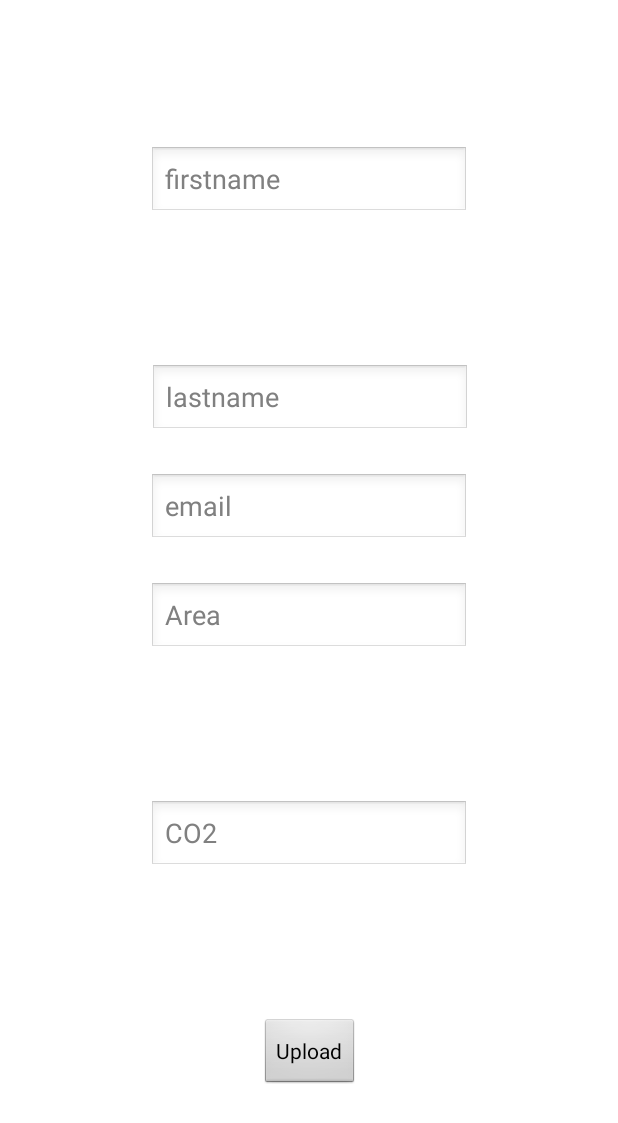
After one commit to jryzkns/VerdeFoodChallenge, an Android app: the layout activity_user_profile.xml on its own in the app's theme, with its tools: preview values and no code run, on a phone screen of 412 x 824 dp. The commit adds this screen. Shown: the top 1123 px of the screen. Run offline under Robolectric (Android 15) with nearby library versions, the phone set to English and light mode, and no system bars.

```diff
--- a/app/build.gradle
+++ b/app/build.gradle
@@ -22,7 +22,11 @@ dependencies {
     implementation fileTree(include: ['*.jar'], dir: 'libs')
     implementation 'com.android.support:appcompat-v7:27.1.1'
     implementation 'com.android.support.constraint:constraint-layout:1.1.3'
+    implementation 'com.google.firebase:firebase-database:11.8.0'
+    implementation 'com.google.firebase:firebase-auth:11.6.0'
     testImplementation 'junit:junit:4.12'
     androidTestImplementation 'com.android.support.test:runner:1.0.2'
     androidTestImplementation 'com.android.support.test.espresso:espresso-core:3.0.2'
 }
+
+apply plugin: 'com.google.gms.google-services'
--- /dev/null
+++ b/app/src/main/res/layout/activity_user_profile.xml
@@ -0,0 +1,86 @@
+<?xml version="1.0" encoding="utf-8"?>
+<android.support.constraint.ConstraintLayout xmlns:android="http://schemas.android.com/apk/res/android"
+    xmlns:app="http://schemas.android.com/apk/res-auto"
+    xmlns:tools="http://schemas.android.com/tools"
+    android:layout_width="match_parent"
+    android:layout_height="match_parent"
+    android:background="#fff"
+    tools:context=".UserProfileActivity">
+
+
+    <EditText
+        android:id="@+id/FirstNameField"
+        android:layout_width="wrap_content"
+        android:layout_height="wrap_content"
+        android:ems="10"
+        android:hint="firstname"
+        android:inputType="textPersonName"
+        app:layout_constraintBottom_toTopOf="@+id/LastNameField"
+        app:layout_constraintEnd_toEndOf="parent"
+        app:layout_constraintHorizontal_bias="0.5"
+        app:layout_constraintStart_toStartOf="parent"
+        app:layout_constraintTop_toTopOf="parent" />
+
+    <EditText
+        android:id="@+id/LastNameField"
+        android:layout_width="wrap_content"
+        android:layout_height="wrap_content"
+        android:ems="10"
+        android:hint="lastname"
+        android:inputType="textPersonName"
+        app:layout_constraintBottom_toTopOf="@+id/AreaField"
+        app:layout_constraintEnd_toEndOf="parent"
+        app:layout_constraintHorizontal_bias="0.502"
+        app:layout_constraintStart_toStartOf="parent"
+        app:layout_constraintTop_toBottomOf="@+id/FirstNameField" />
+
+    <EditText
+        android:id="@+id/AreaField"
+        android:layout_width="wrap_content"
+        android:layout_height="wrap_content"
+        android:ems="10"
+        android:hint="Area"
+        android:inputType="textPersonName"
+        app:layout_constraintBottom_toTopOf="@+id/CO2Field"
+        app:layout_constraintEnd_toEndOf="parent"
+        app:layout_constraintHorizontal_bias="0.5"
+        app:layout_constraintStart_toStartOf="parent"
+        app:layout_constraintTop_toBottomOf="@+id/LastNameField" />
+
+    <EditText
+        android:id="@+id/CO2Field"
+        android:layout_width="wrap_content"
+        android:layout_height="wrap_content"
+        android:ems="10"
+        android:hint="CO2"
+        android:inputType="textPersonName"
+        app:layout_constraintBottom_toTopOf="@+id/UploadButton"
+        app:layout_constraintEnd_toEndOf="parent"
+        app:layout_constraintHorizontal_bias="0.5"
+        app:layout_constraintStart_toStartOf="parent"
+        app:layout_constraintTop_toBottomOf="@+id/AreaField" />
+
+    <Button
+        android:id="@+id/UploadButton"
+        android:layout_width="wrap_content"
+        android:layout_height="wrap_content"
+        android:text="Upload"
+        app:layout_constraintBottom_toBottomOf="parent"
+        app:layout_constraintEnd_toEndOf="parent"
+        app:layout_constraintHorizontal_bias="0.5"
+        app:layout_constraintStart_toStartOf="parent"
+        app:layout_constraintTop_toBottomOf="@+id/CO2Field" />
+
+    <EditText
+        android:id="@+id/EmailField"
+        android:layout_width="wrap_content"
+        android:layout_height="wrap_content"
+        android:ems="10"
+        android:hint="email"
+        android:inputType="textPersonName"
+        app:layout_constraintBottom_toTopOf="@+id/AreaField"
+        app:layout_constraintEnd_toEndOf="parent"
+        app:layout_constraintHorizontal_bias="0.5"
+        app:layout_constraintStart_toStartOf="parent"
+        app:layout_constraintTop_toBottomOf="@+id/LastNameField" />
+</android.support.constraint.ConstraintLayout>
--- a/build.gradle
+++ b/build.gradle
@@ -12,6 +12,7 @@ buildscript {
 
         // NOTE: Do not place your application dependencies here; they belong
         // in the individual module build.gradle files
+        classpath 'com.google.gms:google-services:3.1.1'
     }
 }
 
```
Also changed, not shown: app/src/main/java/allinmain/cmpt276/verdefoodchallenge/UserProfileActivity.java (+147 -12 lines), 2 other files.
